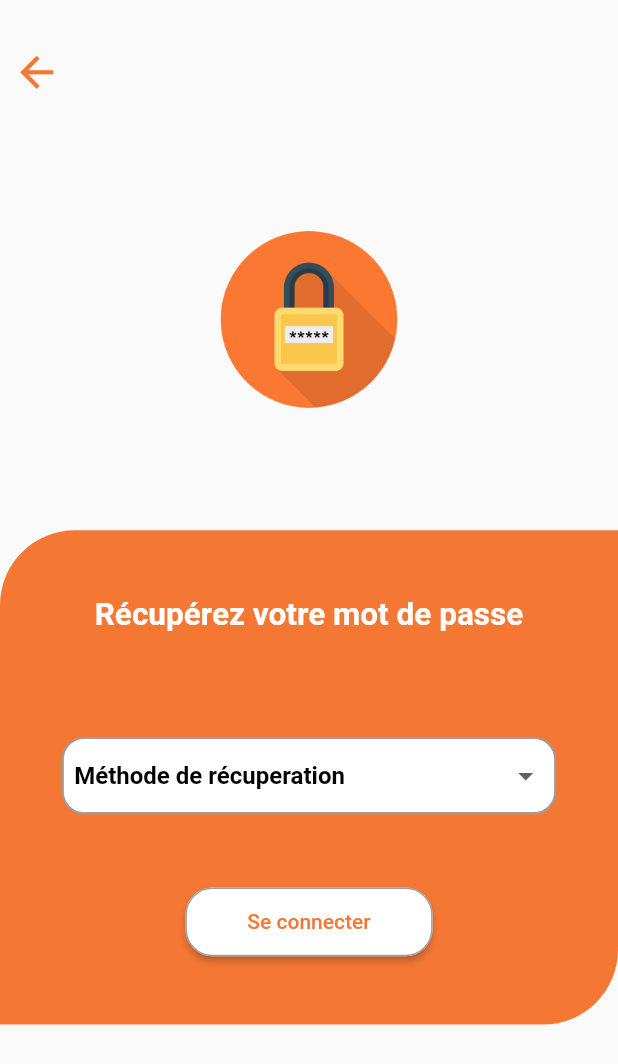
After one commit to aminelasheb/dzkingdom, a Flutter app: the screen it shows after launch, after a tap on "Mot de passe oublié ?", on a phone screen of 412 x 824 dp. The commit adds this screen. Shown: the top 1064 px of the screen. Run offline on Flutter 3.47's test engine with Material 2 defaults, Android fonts, the phone set to English and light mode, and no system bars.

Commit message:
Recuperation_Mdp UI DONE

```diff
--- a/lib/main.dart
+++ b/lib/main.dart
@@ -1,4 +1,5 @@
 import 'package:dzkingdom/screens/envoyer_commentaire.dart';
+import 'package:dzkingdom/screens/recuperation.dart';
 import 'package:dzkingdom/screens/sign_in.dart';
 import 'package:dzkingdom/screens/sign_up.dart';
 import 'package:flutter/material.dart';
@@ -14,6 +15,7 @@ class MyApp extends StatelessWidget {
   @override
   Widget build(BuildContext context) {
     return MaterialApp(
+      debugShowCheckedModeBanner: false,
       title: 'Flutter Demo',
       theme: ThemeData(
 
--- a/lib/screens/envoyer_commentaire.dart
+++ b/lib/screens/envoyer_commentaire.dart
@@ -14,6 +14,7 @@ class _envoyer_commentaireState extends State<envoyer_commentaire> {
 
   @override
   Widget build(BuildContext context) {
+
     return GestureDetector(
         onTap : () => FocusScope.of(context).unfocus(),
       child: Scaffold(
@@ -72,7 +73,8 @@ class _envoyer_commentaireState extends State<envoyer_commentaire> {
                                 ),
                               ),
                             ),
-                       )
+                       )  ,
+
 
 
 
--- /dev/null
+++ b/lib/screens/recuperation.dart
@@ -0,0 +1,139 @@
+import 'package:dzkingdom/screens/sign_in.dart';
+import 'package:flutter/cupertino.dart';
+import 'package:flutter/material.dart';
+import 'package:flutter/painting.dart';
+import 'package:flutter/rendering.dart';
+
+class recuperation extends StatefulWidget {
+  const recuperation({ Key? key }) : super(key: key);
+
+  @override
+  _recuperationState createState() => _recuperationState();
+}
+
+class _recuperationState extends State<recuperation> {
+        get sizee => MediaQuery.of(context).size ;
+
+  @override
+  Widget build(BuildContext context) {
+    var value;
+    return
+
+     GestureDetector(
+        onTap : () => FocusScope.of(context).unfocus(),
+      child: Scaffold(
+
+        body:
+        Column(
+          children: [
+             Container(
+               margin:EdgeInsets.only(top: sizee.height/35  ),
+               alignment: Alignment.topLeft,
+
+
+               child:
+                 IconButton(    icon: Icon(Icons.arrow_back,),
+                     color: Color(0xfff47834),
+
+                                   iconSize: sizee.height/25,
+                                    onPressed: () { Navigator.push(context, MaterialPageRoute(builder: (context)=> sign_in()));
+    },
+                                      ),
+
+             ),
+            SingleChildScrollView(
+                child: Container(
+                  height: sizee.height/1.2,
+                  width: sizee.width,
+                  child: Column(
+                      mainAxisAlignment: MainAxisAlignment.spaceEvenly,
+                crossAxisAlignment: CrossAxisAlignment.center,
+
+                    children: [
+                    Image(image: AssetImage('images/recup.png'),width: sizee.width/3.2,height:sizee.width/3.2,),
+                    Container(
+
+                       height: sizee.height/2.5,
+                        width: sizee.width,
+                          padding: EdgeInsets.all( sizee.width/20),
+                          decoration: BoxDecoration(
+                            color: Color(0xfff47834),
+
+                            borderRadius: BorderRadius.only(
+                              topLeft: Radius.circular(50) ,
+                              bottomRight: Radius.circular(50) ,
+
+                            ),
+                          ),
+                      child: Column(
+                      mainAxisAlignment: MainAxisAlignment.spaceAround,
+
+children: [
+             Container(
+                            margin: EdgeInsets.only(bottom:sizee.height/40),
+
+                      child: Text("Récupérez votre mot de passe",style:TextStyle(fontSize: 21,fontWeight: FontWeight.bold,color: Colors.white))) ,
+
+
+                            Container(
+                              width: sizee.width*0.8,
+                              height: sizee.height/16,
+                                        padding: EdgeInsets.symmetric(vertical: sizee.height/1000,horizontal: sizee.width/60),
+                                           decoration: BoxDecoration(
+                                             color: Colors.white,
+    border: Border.all(color: Colors.grey,width: 1.4,),
+
+                            borderRadius: BorderRadius.circular(15),
+                          ),
+
+                              child: DropdownButtonHideUnderline(
+                                child: DropdownButton<String>(
+                                items: <String>['Adresse e-mail', 'Numéro de téléphone'].map((String value) {
+                                  return DropdownMenuItem<String>(
+                                    value: value,
+
+                                    child: Text(value),
+                                  );
+                                }).toList(),
+                                            isExpanded: true,
+                                 hint:Text("Méthode de récuperation",style: TextStyle(color: Colors.black,fontSize: 16,fontWeight: FontWeight.bold),),
+                                onChanged: (_) {},
+                              ),
+                              ),
+
+
+                            )
+              ,
+ ElevatedButton(
+                      child: Text("Se connecter"),
+                      onPressed: () {  },
+                      style: ElevatedButton.styleFrom(
+                        fixedSize: Size(sizee.width/2.5, sizee.height/18),
+
+                        side: BorderSide(width: 1.0, color: Colors.grey,),
+                        primary: Colors.white,
+                        onPrimary: Color(0xfff47834),
+                        shape: RoundedRectangleBorder(
+
+                          borderRadius: BorderRadius.circular(18.0),
+
+                        ),
+                      ),
+                    ) ,
+],
+                      ),
+                    )
+
+
+
+                    ],
+                  ),
+                ),
+              ),
+          ],
+        ),
+        ),
+
+    );
+  }
+}
--- a/lib/screens/sign_in.dart
+++ b/lib/screens/sign_in.dart
@@ -1,3 +1,4 @@
+import 'package:dzkingdom/screens/recuperation.dart';
 import 'package:dzkingdom/screens/sign_up.dart';
 import 'package:flutter/cupertino.dart';
 import 'package:flutter/material.dart';
@@ -133,8 +134,19 @@ class _sign_inState extends State<sign_in> {
                         alignment: Alignment.centerLeft,
                           child: Container(
                               padding: EdgeInsets.only(left: sizee.width/29),
-                              child: Text("Mot de passe oublié ?" , style: const TextStyle(fontSize: 17,fontWeight: FontWeight.bold,    decoration: TextDecoration.underline,
-                              ),))) ,
+                              child:
+
+GestureDetector(
+      onTap: () {
+Navigator.push(context, MaterialPageRoute(builder: (context)=> recuperation()));
+      },
+      child:  Text("Mot de passe oublié ?" , style: const TextStyle(fontSize: 17,fontWeight: FontWeight.bold,    decoration: TextDecoration.underline,
+                              ),),
+    )
+
+
+
+                              )) ,
 
                     ],
 
--- a/pubspec.yaml
+++ b/pubspec.yaml
@@ -65,6 +65,8 @@ flutter:
      - images/google.png
      - images/envoyer_commentairee.png
      - images/ligne2.png
+     - images/recup.png
+     - images/ligne3.png
 
   # An image asset can refer to one or more resolution-specific "variants", see
   # https://flutter.dev/assets-and-images/#resolution-aware.
```
Also changed, not shown: images/ligne3.png (added), images/recup.png (added).
